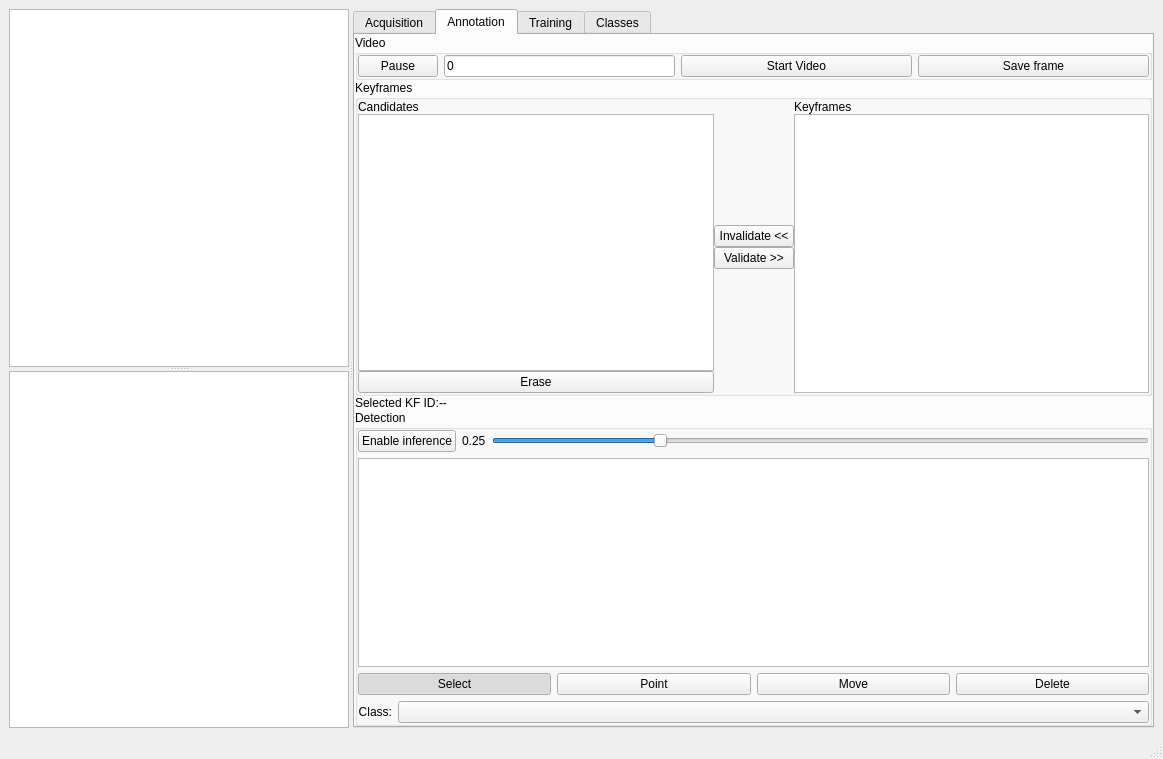
This is visionUI/mainwindow.ui in yquemener/OpenArmVision as Qt 5 draws it before an edit. The edited form follows.
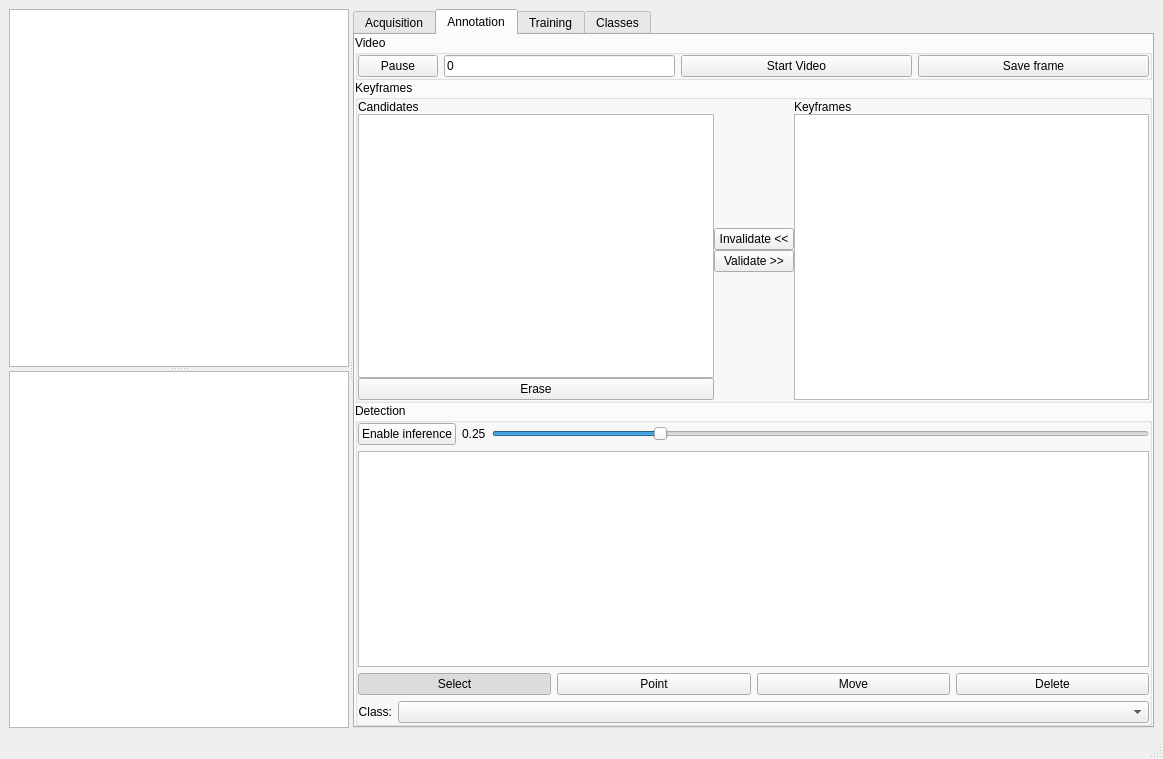
This is the edited form. The open tabs and pages were chosen to show the change.

Commit message: Now working correctly!

Diff of the .ui file:
```diff
--- a/visionUI/mainwindow.ui
+++ b/visionUI/mainwindow.ui
@@ -13,6 +13,9 @@
   <property name="windowTitle">
    <string>MainWindow</string>
   </property>
+  <property name="toolButtonStyle">
+   <enum>Qt::ToolButtonFollowStyle</enum>
+  </property>
   <widget class="QWidget" name="centralwidget">
    <layout class="QVBoxLayout" name="verticalLayout_4">
     <item>
@@ -406,40 +409,7 @@
           </widget>
          </item>
          <item>
-          <layout class="QHBoxLayout" name="horizontalLayout_9">
-           <item>
-            <widget class="QLabel" name="label_7">
-             <property name="sizePolicy">
-              <sizepolicy hsizetype="Minimum" vsizetype="Preferred">
-               <horstretch>0</horstretch>
-               <verstretch>0</verstretch>
-              </sizepolicy>
-             </property>
-             <property name="text">
-              <string>Selected KF ID:</string>
-             </property>
-             <property name="textFormat">
-              <enum>Qt::PlainText</enum>
-             </property>
-            </widget>
-           </item>
-           <item>
-            <widget class="QLabel" name="labelKFID">
-             <property name="sizePolicy">
-              <sizepolicy hsizetype="Expanding" vsizetype="Preferred">
-               <horstretch>0</horstretch>
-               <verstretch>0</verstretch>
-              </sizepolicy>
-             </property>
-             <property name="text">
-              <string>--</string>
-             </property>
-             <property name="alignment">
-              <set>Qt::AlignLeading|Qt::AlignLeft|Qt::AlignVCenter</set>
-             </property>
-            </widget>
-           </item>
-          </layout>
+          <layout class="QHBoxLayout" name="horizontalLayout_9"/>
          </item>
          <item>
           <widget class="QGroupBox" name="groupBox">
@@ -494,7 +464,7 @@
              </layout>
             </item>
             <item>
-             <widget class="QListView" name="listROI"/>
+             <widget class="QListWidget" name="listROI"/>
             </item>
             <item>
              <layout class="QHBoxLayout" name="horizontalLayout_5">
```
Left out of the diff: 21 changed lines with no effect on the pictures. The commit also changes 2 other files.
